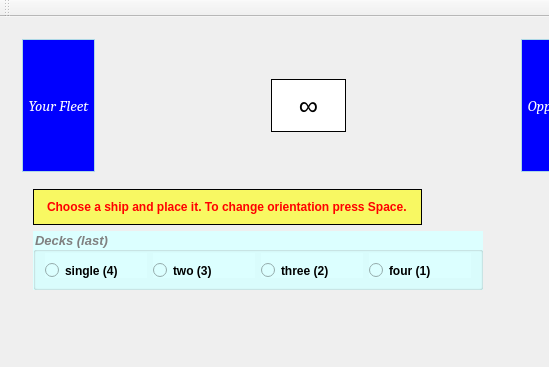
AndLvovSky/battleship-game, file mainwindow.ui: the form before one commit; both pictures show x 0 to 549 and y 0 to 367 of the 648 by 500 pixel window.
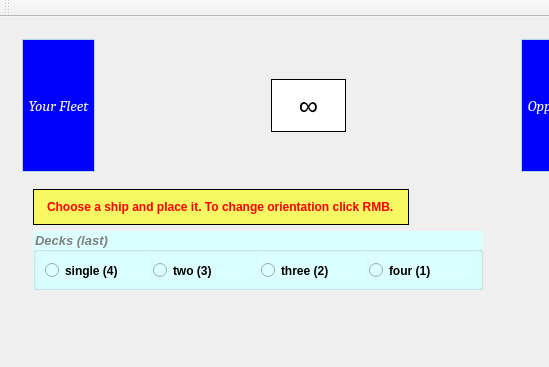
The form after the commit. The open tabs and pages were chosen to show the change.

Commit message: Made timer unvisible if time is not limited, changed help in the placing mode

Diff of the .ui file:
```diff
--- a/mainwindow.ui
+++ b/mainwindow.ui
@@ -370,7 +370,7 @@
                  <string notr="true">color: red; background-color: rgba(255, 255, 0,  150); border: 1px solid black; padding: 10px;</string>
                 </property>
                 <property name="text">
-                 <string>Choose a ship and place it. To change orientation press Space.</string>
+                 <string>Choose a ship and place it. To change orientation click RMB.</string>
                 </property>
                </widget>
               </item>
```
The commit also changes 1 other file.
